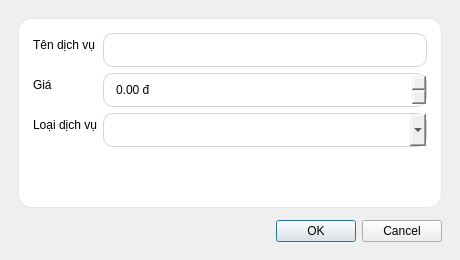
This is app/ui/dialog_service.ui in thaieaut-engineer/Cong-nghe-phan-mem as Qt 5 draws it before an edit. The edited form follows.
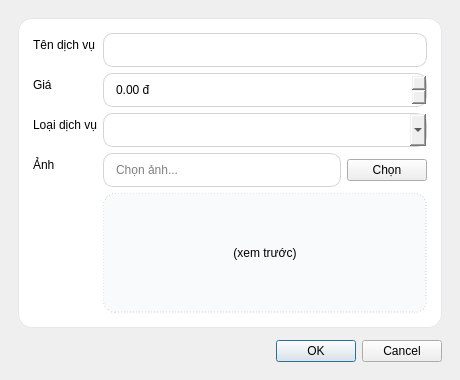
This is the edited form.

The edit to the form file:
```diff
--- a/app/ui/dialog_service.ui
+++ b/app/ui/dialog_service.ui
@@ -82,6 +82,50 @@
       <item row="2" column="1">
        <widget class="QComboBox" name="comboType"/>
       </item>
+      <item row="3" column="0">
+       <widget class="QLabel" name="labelImage">
+        <property name="text">
+         <string>Ảnh</string>
+        </property>
+       </widget>
+      </item>
+      <item row="3" column="1">
+       <layout class="QHBoxLayout" name="imageLayout">
+        <item>
+         <widget class="QLineEdit" name="lineImage">
+          <property name="placeholderText">
+           <string>Chọn ảnh...</string>
+          </property>
+         </widget>
+        </item>
+        <item>
+         <widget class="QPushButton" name="btnBrowseImage">
+          <property name="text">
+           <string>Chọn</string>
+          </property>
+         </widget>
+        </item>
+       </layout>
+      </item>
+      <item row="4" column="1">
+       <widget class="QLabel" name="lblPreview">
+        <property name="minimumSize">
+         <size>
+          <width>120</width>
+          <height>120</height>
+         </size>
+        </property>
+        <property name="styleSheet">
+         <string notr="true">QLabel{border:1px dashed #d1d5db;border-radius:12px;background:#f9fafb;}</string>
+        </property>
+        <property name="alignment">
+         <set>Qt::AlignCenter</set>
+        </property>
+        <property name="text">
+         <string>(xem trước)</string>
+        </property>
+       </widget>
+      </item>
      </layout>
     </widget>
    </item>
```
